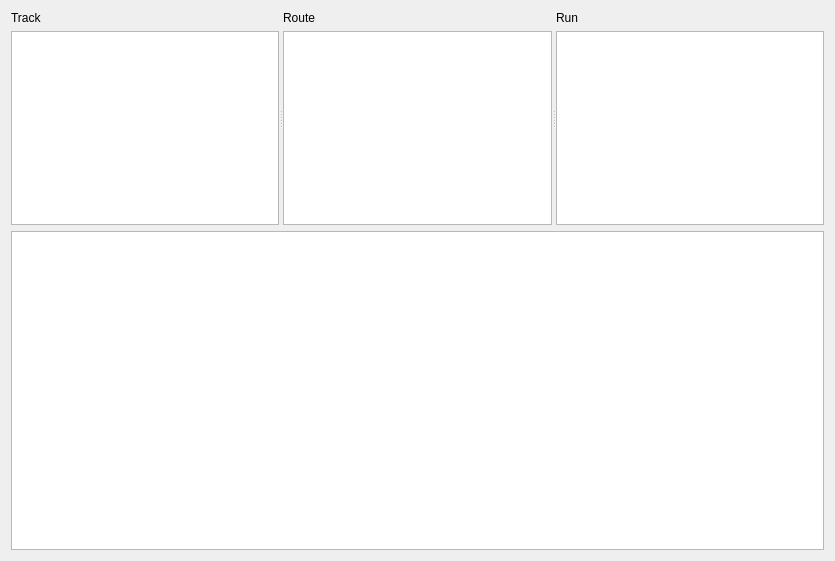
The window that cpp/car-gui/route_window.ui (berickson/car) describes before a commit, drawn with Qt 5.
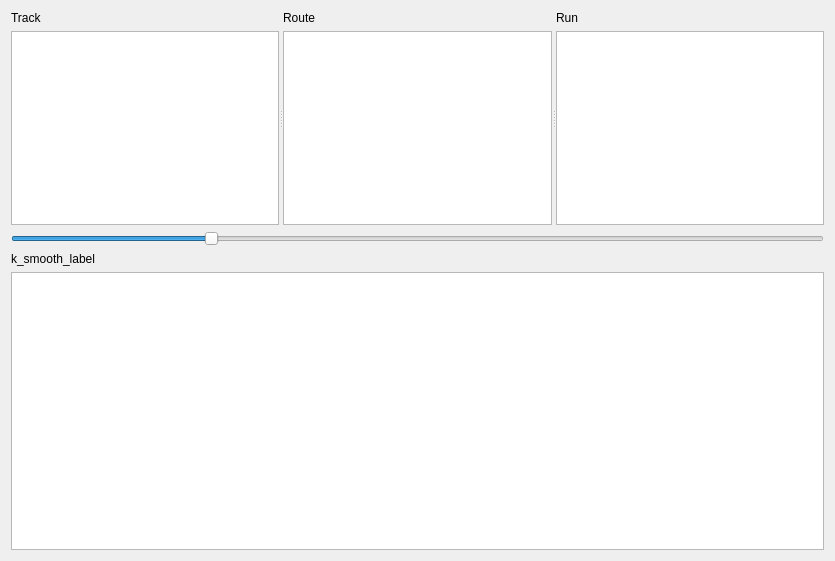
The same window after the commit.

Commit message: Tracks and smooth  in UI.  Adjustment factor in menu.

Patch:
```diff
--- a/cpp/car-gui/route_window.ui
+++ b/cpp/car-gui/route_window.ui
@@ -111,6 +111,35 @@
      </widget>
     </widget>
    </item>
+   <item>
+    <layout class="QHBoxLayout" name="horizontalLayout_2"/>
+   </item>
+   <item>
+    <widget class="QSlider" name="k_smooth_slider">
+     <property name="minimum">
+      <number>1</number>
+     </property>
+     <property name="maximum">
+      <number>100</number>
+     </property>
+     <property name="value">
+      <number>25</number>
+     </property>
+     <property name="orientation">
+      <enum>Qt::Horizontal</enum>
+     </property>
+    </widget>
+   </item>
+   <item>
+    <widget class="QLabel" name="k_smooth_value_label">
+     <property name="text">
+      <string>k_smooth_label</string>
+     </property>
+    </widget>
+   </item>
+   <item>
+    <layout class="QHBoxLayout" name="horizontalLayout"/>
+   </item>
    <item>
     <widget class="QGraphicsView" name="graphicsView">
      <property name="sizePolicy">
```
The commit also changes 5 other files.
